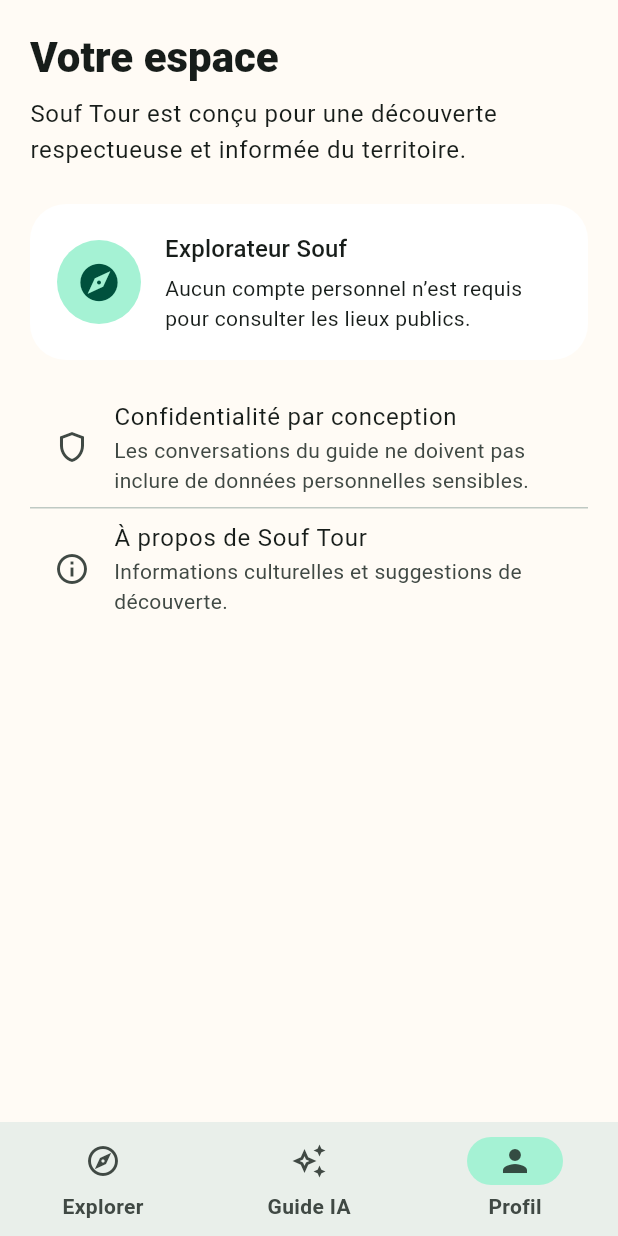
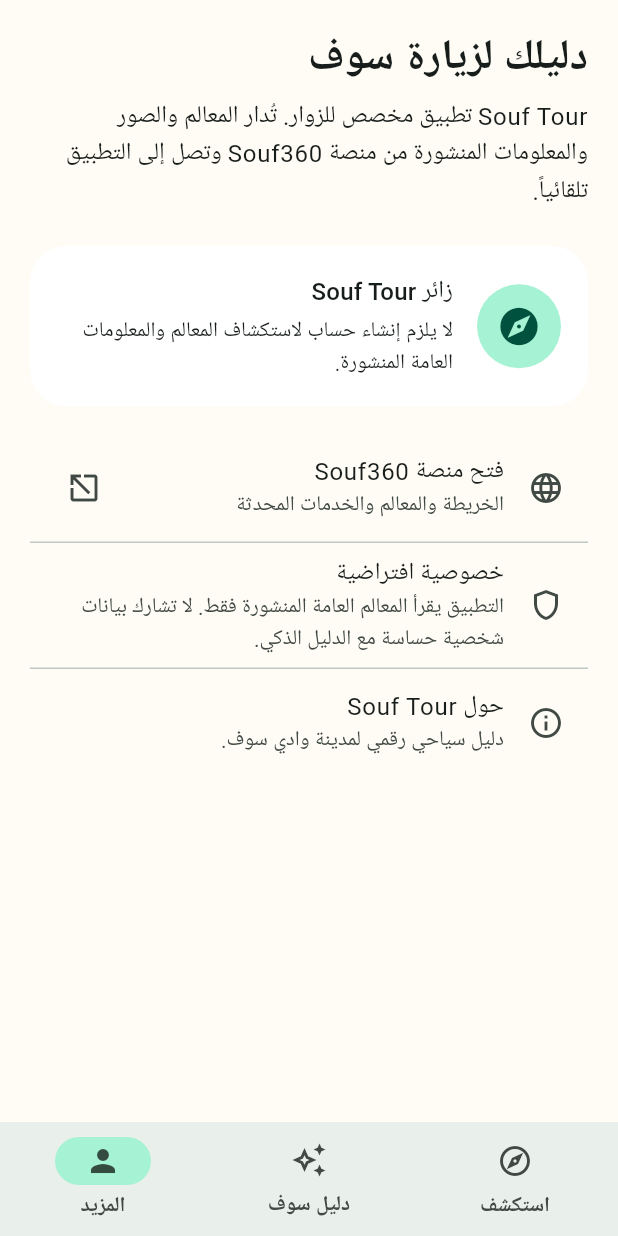
Before and after one commit to nadjimyahiaoui1992-lab/ouedna-app, a Flutter app: the screen it shows after launch, item 3 of the bottom bar chosen, on a phone screen of 412 x 824 dp. Run offline on Flutter 3.47's test engine with Material 3 defaults, Android fonts, the phone set to English and light mode, and no system bars; our stand-ins replace cached_network_image, supabase_flutter; accounts and stored records are empty; network calls fail.

Commit message:
feat: synchronize Souf Tour with Souf360 content

```diff
--- a/lib/app/souf_tour_app.dart
+++ b/lib/app/souf_tour_app.dart
@@ -1,4 +1,5 @@
 import 'package:flutter/material.dart';
+import 'package:flutter_localizations/flutter_localizations.dart';
 
 import '../core/theme/app_theme.dart';
 import '../features/explore/presentation/explore_page.dart';
@@ -38,8 +39,11 @@
     ];
 
     return MaterialApp(
-      title: 'Souf Tour',
+      title: 'سوف 360',
       debugShowCheckedModeBanner: false,
+      locale: const Locale('ar'),
+      supportedLocales: const [Locale('ar')],
+      localizationsDelegates: GlobalMaterialLocalizations.delegates,
       theme: AppTheme.light(),
       home: Scaffold(
         body: IndexedStack(index: _selectedIndex, children: pages),
@@ -51,17 +55,17 @@
             NavigationDestination(
               icon: Icon(Icons.explore_outlined),
               selectedIcon: Icon(Icons.explore),
-              label: 'Explorer',
+              label: 'استكشف',
             ),
             NavigationDestination(
               icon: Icon(Icons.auto_awesome_outlined),
               selectedIcon: Icon(Icons.auto_awesome),
-              label: 'Guide IA',
+              label: 'دليل سوف',
             ),
             NavigationDestination(
               icon: Icon(Icons.person_outline),
               selectedIcon: Icon(Icons.person),
-              label: 'Profil',
+              label: 'المزيد',
             ),
           ],
         ),
--- a/lib/core/config/app_config.dart
+++ b/lib/core/config/app_config.dart
@@ -1,7 +1,19 @@
 abstract final class AppConfig {
-  static const supabaseUrl = String.fromEnvironment('SUPABASE_URL');
+  static const siteUrl = 'https://souf360.vercel.app';
+
+  // These values are the public, browser-delivered settings used by Souf360.
+  // They provide read-only access constrained by the backend's RLS policies.
+  static const _defaultSupabaseUrl = 'https://cwbenhuiextfoiyfboxo.supabase.co';
+  static const _defaultSupabasePublishableKey =
+      'eyJhbGciOiJIUzI1NiIsInR5cCI6IkpXVCJ9.eyJpc3MiOiJzdXBhYmFzZSIsInJlZiI6ImN3YmVuaHVpZXh0Zm9peWZib3hvIiwicm9sZSI6ImFub24iLCJpYXQiOjE3ODM3NDIwMjcsImV4cCI6MjA5OTMxODAyN30.coWbBaPvT08K_zk8ZQyedJ-gFcr_q9HQS8r5mXqu50I';
+
+  static const supabaseUrl = String.fromEnvironment(
+    'SUPABASE_URL',
+    defaultValue: _defaultSupabaseUrl,
+  );
   static const supabasePublishableKey = String.fromEnvironment(
     'SUPABASE_PUBLISHABLE_KEY',
+    defaultValue: _defaultSupabasePublishableKey,
   );
 
   static bool get isSupabaseConfigured =>
--- a/lib/features/explore/presentation/explore_page.dart
+++ b/lib/features/explore/presentation/explore_page.dart
@@ -1,6 +1,10 @@
+import 'dart:async';
+
 import 'package:cached_network_image/cached_network_image.dart';
 import 'package:flutter/material.dart';
+import 'package:url_launcher/url_launcher.dart';
 
+import '../../../core/config/app_config.dart';
 import '../../places/domain/entities/place.dart';
 import '../../places/domain/repositories/place_repository.dart';
 
@@ -23,15 +27,23 @@
   List<Place> _places = const [];
   Object? _error;
   var _isLoading = false;
+  StreamSubscription<void>? _placesSubscription;
 
   @override
   void initState() {
     super.initState();
     _loadPlaces();
+    final repository = widget.placeRepository;
+    if (repository != null) {
+      _placesSubscription = repository.watchPublishedPlaces().listen((_) {
+        _loadPlaces(query: _searchController.text);
+      });
+    }
   }
 
   @override
   void dispose() {
+    _placesSubscription?.cancel();
     _searchController.dispose();
     super.dispose();
   }
@@ -70,7 +82,7 @@
                   crossAxisAlignment: CrossAxisAlignment.start,
                   children: [
                     Text(
-                      'El Oued, autrement',
+                      'اكتشف سوف',
                       style:
                           Theme.of(context).textTheme.headlineMedium?.copyWith(
                                 fontWeight: FontWeight.w800,
@@ -78,7 +90,7 @@
                     ),
                     const SizedBox(height: 6),
                     Text(
-                      'Préparez une visite attentive des lieux, des savoir-faire et des paysages du Souf.',
+                      'دليلك الرقمي لاكتشاف معالم وادي سوف، غيطانه ونخيله وكثبانه الذهبية.',
                       style: Theme.of(context).textTheme.bodyLarge?.copyWith(
                             color: scheme.onSurfaceVariant,
                           ),
@@ -89,10 +101,10 @@
                       textInputAction: TextInputAction.search,
                       onSubmitted: (value) => _loadPlaces(query: value),
                       decoration: InputDecoration(
-                        hintText: 'Rechercher un lieu ou une ambiance',
+                        hintText: 'ابحث عن معلم أو مكان في وادي سوف',
                         prefixIcon: const Icon(Icons.search),
                         suffixIcon: IconButton(
-                          tooltip: 'Effacer la recherche',
+                          tooltip: 'مسح البحث',
                           onPressed: () {
                             _searchController.clear();
                             _loadPlaces();
@@ -105,7 +117,7 @@
                     const _DiscoveryBanner(),
                     const SizedBox(height: 24),
                     Text(
-                      'Lieux à découvrir',
+                      'المعالم السياحية',
                       style: Theme.of(context).textTheme.titleLarge?.copyWith(
                             fontWeight: FontWeight.w800,
                           ),
@@ -175,7 +187,7 @@
                 crossAxisAlignment: CrossAxisAlignment.start,
                 children: [
                   Text(
-                    'Voyager avec justesse',
+                    'سوف 360 — دليلك الرقمي',
                     style: TextStyle(
                         color: Colors.white,
                         fontSize: 18,
@@ -183,7 +195,7 @@
                   ),
                   SizedBox(height: 5),
                   Text(
-                    'Vérifiez les horaires et privilégiez les heures fraîches. Le guide IA peut vous aider à organiser votre parcours.',
+                    'اكتشف المعالم الموثقة، ثم افتح خريطة المنصة للوصول إلى الموقع والملاحة.',
                     style: TextStyle(color: Colors.white, height: 1.35),
                   ),
                 ],
@@ -210,7 +222,7 @@
               SizedBox(width: 12),
               Expanded(
                 child: Text(
-                  'Mode démonstration : injectez SUPABASE_URL et SUPABASE_PUBLISHABLE_KEY pour afficher les lieux publiés.',
+                  'تعذر الاتصال بمنصة Souf360. تحقق من الإنترنت ثم أعد المحاولة.',
                 ),
               ),
             ],
@@ -233,10 +245,10 @@
             children: [
               const Icon(Icons.cloud_off_outlined),
               const SizedBox(width: 12),
-              const Expanded(
-                  child: Text('Les contenus sont indisponibles actuellement.')),
+              const Expanded(child: Text('تعذر تحميل بيانات Souf360 حالياً.')),
               TextButton(
-                  onPressed: () => onRetry(), child: const Text('Réessayer')),
+                  onPressed: () => onRetry(),
+                  child: const Text('إعادة المحاولة')),
             ],
           ),
         ),
@@ -250,7 +262,7 @@
   Widget build(BuildContext context) => const Center(
         child: Padding(
           padding: EdgeInsets.all(32),
-          child: Text('Aucun lieu ne correspond à cette recherche.'),
+          child: Text('لا توجد معالم مطابقة لبحثك.'),
         ),
       );
 }
@@ -359,9 +371,14 @@
               ],
               const SizedBox(height: 20),
               FilledButton.icon(
-                onPressed: () => Navigator.pop(context),
-                icon: const Icon(Icons.auto_awesome),
-                label: const Text('Demander au guide IA'),
+                onPressed: () async {
+                  await launchUrl(
+                    Uri.parse('${AppConfig.siteUrl}/map'),
+                    mode: LaunchMode.externalApplication,
+                  );
+                },
+                icon: const Icon(Icons.map_outlined),
+                label: const Text('فتح خريطة Souf360'),
               ),
             ],
           ),
--- a/lib/features/places/data/repositories/supabase_place_repository.dart
+++ b/lib/features/places/data/repositories/supabase_place_repository.dart
@@ -1,3 +1,5 @@
+import 'dart:async';
+
 import 'package:supabase_flutter/supabase_flutter.dart';
 
 import '../../../../core/errors/app_exception.dart';
@@ -42,16 +44,35 @@
           .toList(growable: false);
     } on PostgrestException catch (error) {
       throw AppException(
-        'Les lieux ne sont pas accessibles pour le moment. Réessayez plus tard.',
+        'تعذر الوصول إلى معالم سوف 360 حالياً.',
         cause: error.code,
       );
     } catch (error) {
       throw AppException(
-        'Impossible de charger les lieux touristiques.',
+        'تعذر تحميل المعالم السياحية.',
         cause: error.runtimeType,
       );
     }
   }
 
+  @override
+  Stream<void> watchPublishedPlaces() {
+    final controller = StreamController<void>.broadcast();
+    final channel = _client
+        .channel('souf-tour-places-${DateTime.now().microsecondsSinceEpoch}')
+        .onPostgresChanges(
+          event: PostgresChangeEvent.all,
+          schema: 'public',
+          table: 'places',
+          callback: (_) {
+            if (!controller.isClosed) controller.add(null);
+          },
+        )
+        .subscribe();
+
+    controller.onCancel = () => _client.removeChannel(channel);
+    return controller.stream;
+  }
+
   String _escapeLike(String value) => value.replaceAll(RegExp(r'[%_(),]'), ' ');
 }
--- a/lib/features/places/domain/repositories/place_repository.dart
+++ b/lib/features/places/domain/repositories/place_repository.dart
@@ -2,4 +2,7 @@
 
 abstract interface class PlaceRepository {
   Future<List<Place>> getPublishedPlaces({String? query});
+
+  /// Emits when Souf360 changes the public places catalogue.
+  Stream<void> watchPublishedPlaces();
 }
--- a/lib/features/profile/presentation/profile_page.dart
+++ b/lib/features/profile/presentation/profile_page.dart
@@ -1,4 +1,7 @@
 import 'package:flutter/material.dart';
+import 'package:url_launcher/url_launcher.dart';
+
+import '../../../core/config/app_config.dart';
 
 class ProfilePage extends StatelessWidget {
   const ProfilePage({super.key});
@@ -9,7 +12,7 @@
           padding: const EdgeInsets.all(20),
           children: [
             Text(
-              'Votre espace',
+              'دليلك لزيارة سوف',
               style: Theme.of(context)
                   .textTheme
                   .headlineMedium
@@ -17,7 +20,7 @@
             ),
             const SizedBox(height: 8),
             Text(
-              'Souf Tour est conçu pour une découverte respectueuse et informée du territoire.',
+              'Souf Tour تطبيق مخصص للزوار. تُدار المعالم والصور والمعلومات المنشورة من منصة Souf360 وتصل إلى التطبيق تلقائياً.',
               style: Theme.of(context).textTheme.bodyLarge,
             ),
             const SizedBox(height: 24),
@@ -35,11 +38,14 @@
                       child: Column(
                         crossAxisAlignment: CrossAxisAlignment.start,
                         children: [
-                          Text('Explorateur Souf',
-                              style: Theme.of(context).textTheme.titleMedium),
+                          Text(
+                            'زائر Souf Tour',
+                            style: Theme.of(context).textTheme.titleMedium,
+                          ),
                           const SizedBox(height: 4),
                           const Text(
-                              'Aucun compte personnel n’est requis pour consulter les lieux publics.'),
+                            'لا يلزم إنشاء حساب لاستكشاف المعالم والمعلومات العامة المنشورة.',
+                          ),
                         ],
                       ),
                     ),
@@ -48,19 +54,28 @@
               ),
             ),
             const SizedBox(height: 18),
+            ListTile(
+              leading: const Icon(Icons.language_outlined),
+              title: const Text('فتح منصة Souf360'),
+              subtitle: const Text('الخريطة والمعالم والخدمات المحدثة'),
+              trailing: const Icon(Icons.open_in_new),
+              onTap: () => launchUrl(
+                Uri.parse(AppConfig.siteUrl),
+                mode: LaunchMode.externalApplication,
+              ),
+            ),
+            const Divider(height: 1),
             const _PrivacyTile(),
             const Divider(height: 1),
             ListTile(
               leading: const Icon(Icons.info_outline),
-              title: const Text('À propos de Souf Tour'),
-              subtitle: const Text(
-                  'Informations culturelles et suggestions de découverte.'),
+              title: const Text('حول Souf Tour'),
+              subtitle: const Text('دليل سياحي رقمي لمدينة وادي سوف.'),
               onTap: () => showAboutDialog(
                 context: context,
                 applicationName: 'Souf Tour',
-                applicationVersion: '1.1.0',
-                applicationLegalese:
-                    'Application de tourisme dédiée à El Oued.',
+                applicationVersion: '1.2.0',
+                applicationLegalese: 'تطبيق سياحي مخصص لزوار وادي سوف.',
               ),
             ),
           ],
@@ -74,8 +89,9 @@
   @override
   Widget build(BuildContext context) => const ListTile(
         leading: Icon(Icons.shield_outlined),
-        title: Text('Confidentialité par conception'),
+        title: Text('خصوصية افتراضية'),
         subtitle: Text(
-            'Les conversations du guide ne doivent pas inclure de données personnelles sensibles.'),
+          'التطبيق يقرأ المعالم العامة المنشورة فقط. لا تشارك بيانات شخصية حساسة مع الدليل الذكي.',
+        ),
       );
 }
--- a/pubspec.yaml
+++ b/pubspec.yaml
@@ -1,13 +1,15 @@
 name: souf_tour
 description: Application Android de découverte culturelle et touristique d’El Oued.
 publish_to: "none"
-version: 1.1.1+3
+version: 1.2.0+4
 
 environment:
   sdk: ">=3.5.0 <4.0.0"
 
 dependencies:
   flutter:
+    sdk: flutter
+  flutter_localizations:
     sdk: flutter
   cached_network_image: ^3.4.1
   intl: ^0.19.0
```
Also changed, not shown: lib/main.dart (+8 -5 lines), pubspec.lock, 4 other files.
